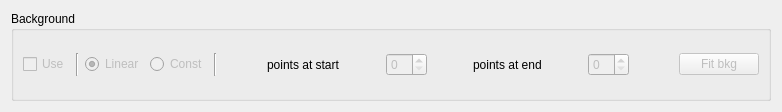
syncope/iint-gui, file iintgui/ui/iintbackground.ui: the form before one commit.
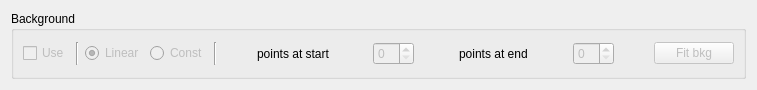
The form after the commit.

The edit to the form file:
```diff
--- a/iintgui/ui/iintbackground.ui
+++ b/iintgui/ui/iintbackground.ui
@@ -6,8 +6,8 @@
    <rect>
     <x>0</x>
     <y>0</y>
-    <width>782</width>
-    <height>112</height>
+    <width>757</width>
+    <height>90</height>
    </rect>
   </property>
   <property name="windowTitle">
```
